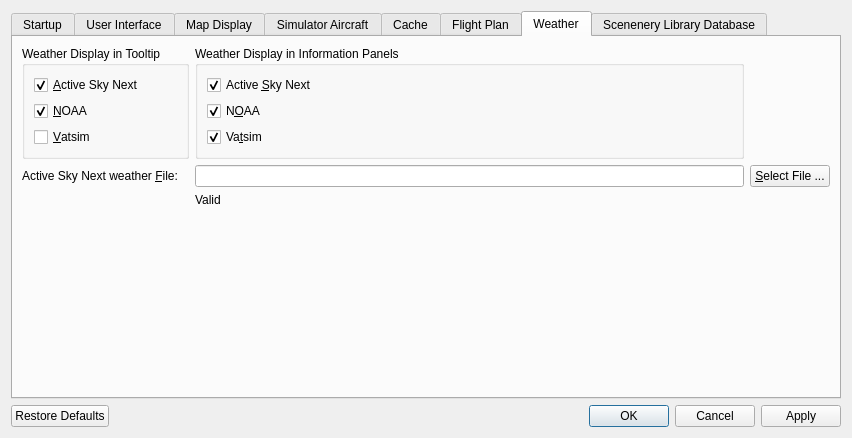
Before: the Qt Designer form src/options/options.ui in albar965/littlenavmap, drawn with Qt 5.
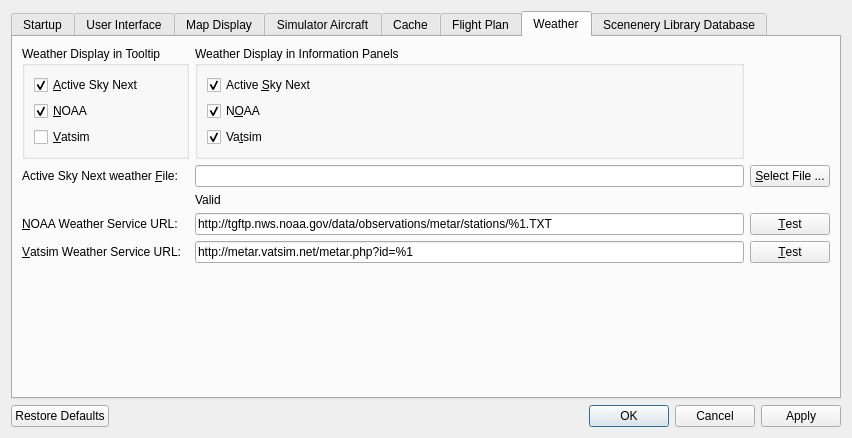
After: the same form once the commit is applied. The open tabs and pages were chosen to show the change.

Commit message: Replaced weather URLs with configuration options and test buttons in dialog.

The edit to the form file:
```diff
--- a/src/options/options.ui
+++ b/src/options/options.ui
@@ -902,7 +902,27 @@
          </layout>
         </widget>
        </item>
-       <item row="4" column="1">
+       <item row="5" column="0">
+        <widget class="QLabel" name="labelOptionsWeatherVatsimUrl">
+         <property name="text">
+          <string>&amp;Vatsim Weather Service URL:</string>
+         </property>
+         <property name="buddy">
+          <cstring>lineEditOptionsWeatherVatsimUrl</cstring>
+         </property>
+        </widget>
+       </item>
+       <item row="4" column="0">
+        <widget class="QLabel" name="labelOptionsWeatherNoaaUrl">
+         <property name="text">
+          <string>&amp;NOAA Weather Service URL:</string>
+         </property>
+         <property name="buddy">
+          <cstring>lineEditOptionsWeatherNoaaUrl</cstring>
+         </property>
+        </widget>
+       </item>
+       <item row="6" column="0">
         <spacer name="verticalSpacer_4">
          <property name="orientation">
           <enum>Qt::Vertical</enum>
@@ -915,6 +935,48 @@
          </property>
         </spacer>
        </item>
+       <item row="4" column="1">
+        <widget class="QLineEdit" name="lineEditOptionsWeatherNoaaUrl">
+         <property name="toolTip">
+          <string>Complete URL of the NOAA weather service.
+&quot;%1&quot; is a placeholder that will be substituted with the airport ICAO ident.</string>
+         </property>
+         <property name="statusTip">
+          <string>Complete URL of the NOAA weather service.\n&quot;%1&quot; is a placeholder that will be substituted with the airport ICAO ident.</string>
+         </property>
+         <property name="text">
+          <string>http://tgftp.nws.noaa.gov/data/observations/metar/stations/%1.TXT</string>
+         </property>
+        </widget>
+       </item>
+       <item row="5" column="1">
+        <widget class="QLineEdit" name="lineEditOptionsWeatherVatsimUrl">
+         <property name="toolTip">
+          <string>Complete URL of the Vatsim network weather service.
+&quot;%1&quot; is a placeholder that will be substituted with the airport ICAO ident.</string>
+         </property>
+         <property name="statusTip">
+          <string>Complete URL of the Vatsim network weather service.\n&quot;%1&quot; is a placeholder that will be substituted with the airport ICAO ident.</string>
+         </property>
+         <property name="text">
+          <string>http://metar.vatsim.net/metar.php?id=%1</string>
+         </property>
+        </widget>
+       </item>
+       <item row="4" column="3">
+        <widget class="QPushButton" name="pushButtonOptionsWeatherNoaaTest">
+         <property name="text">
+          <string>&amp;Test</string>
+         </property>
+        </widget>
+       </item>
+       <item row="5" column="3">
+        <widget class="QPushButton" name="pushButtonOptionsWeatherVatsimTest">
+         <property name="text">
+          <string>&amp;Test</string>
+         </property>
+        </widget>
+       </item>
       </layout>
      </widget>
      <widget class="QWidget" name="tabOptionsDatabase">
```
Left out of the diff: 11 changed lines with no effect on the pictures. The commit also changes 6 other files.
